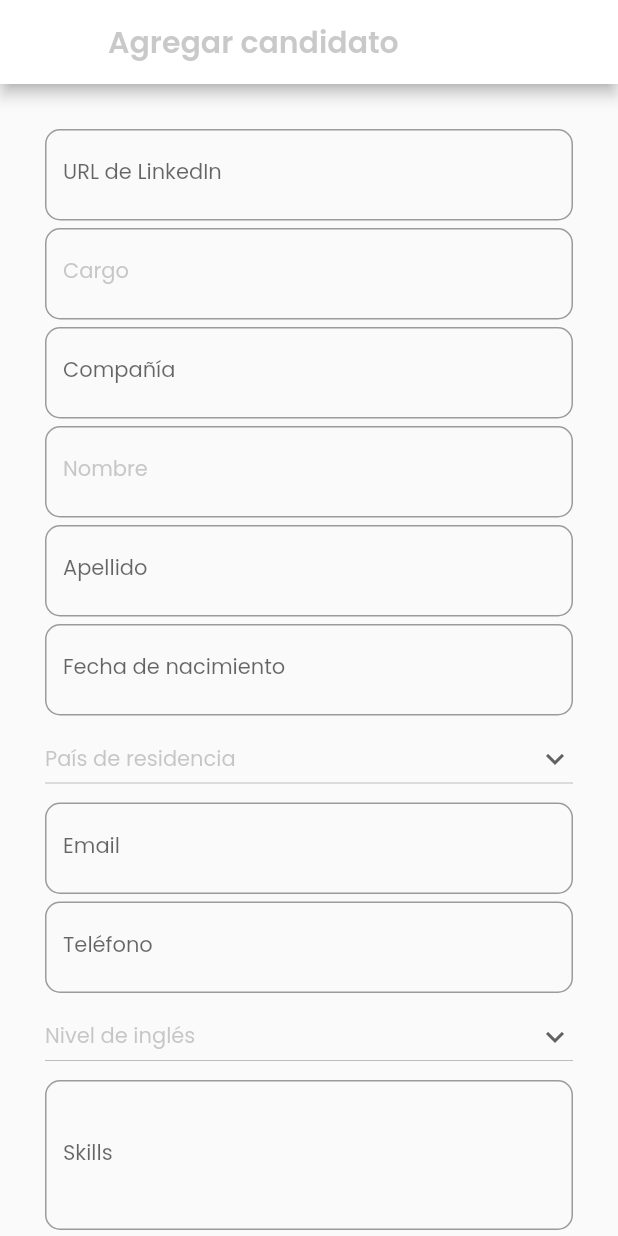
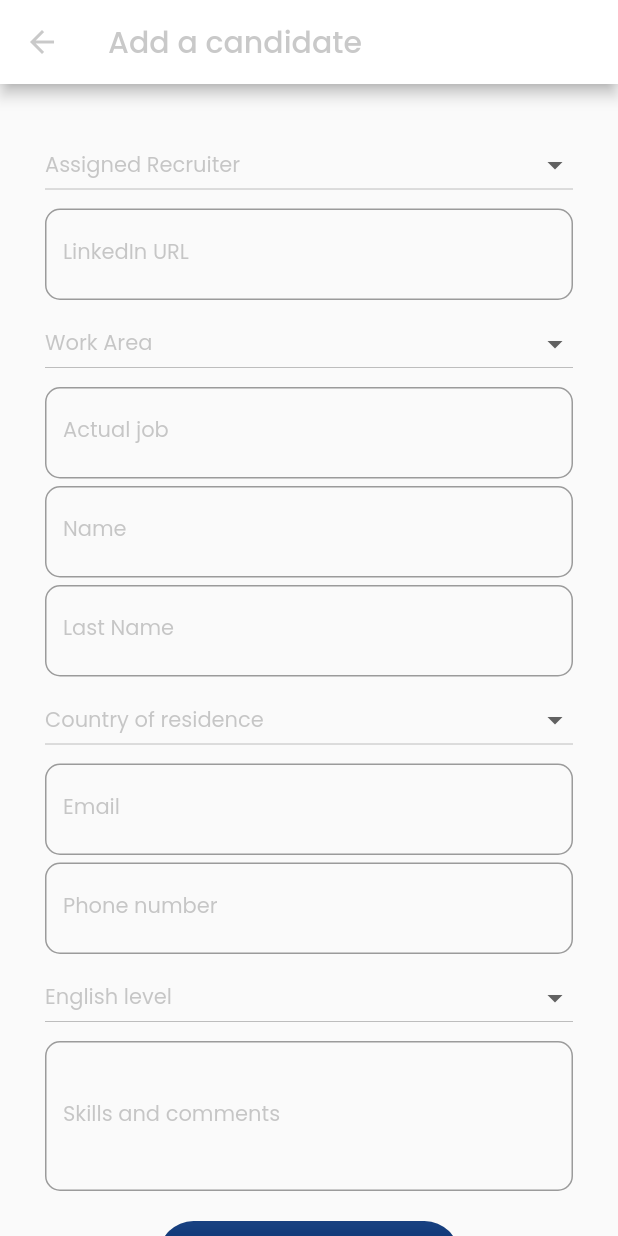
Before and after one commit to golomanos/RRHHassistant, a Flutter app: the AddCandidatePage screen opened by its route, on a phone screen of 412 x 824 dp. Run offline on Flutter 3.47's test engine with Material 2 defaults, Android fonts, the phone set to English and light mode, and no system bars; our stand-ins replace google_fonts, sqflite; accounts and stored records are empty.

Commit message:
formulario de creacion de candidto completo

```diff
--- a/lib/src/pages/add_candidate.dart
+++ b/lib/src/pages/add_candidate.dart
@@ -1,5 +1,7 @@
 import 'package:flutter/material.dart';
 import 'package:google_fonts/google_fonts.dart';
+import 'package:terathon2020/src/models/interviewed_model.dart';
+import 'package:terathon2020/src/providers/db_provider.dart';
 
 class AddCandidatePage extends StatefulWidget {
   //AddCandidatePage({Key key}) : super(key: key);
@@ -12,7 +14,8 @@ class _AddCandidatePageState extends State<AddCandidatePage> {
   String _name = '';
   String _lastname = '';
   String _email = '';
-  String _date = '';
+  String _recruiterOpt = null;
+  //String _date = '';
   String _selectedOption = null;
   String _countryOpt = null;
   String _linkedIn = '';
@@ -20,6 +23,7 @@ class _AddCandidatePageState extends State<AddCandidatePage> {
   String _phoneNumber = '';
   String _skills = '';
   String _jobPosition = '';
+  String _workOpt = null;
 
   final style = GoogleFonts.poppins(
       fontSize: 14.0, color: Color.fromARGB(100, 117, 117, 117));
@@ -27,22 +31,41 @@ class _AddCandidatePageState extends State<AddCandidatePage> {
   final header = GoogleFonts.poppins(
       fontSize: 20.0,
       color: Color.fromARGB(100, 117, 117, 117),
-      fontWeight: FontWeight.w600);
+      fontWeight: FontWeight.w500);
 
   final textStyle =
-      TextStyle(fontSize: 14.0, color: Color.fromRGBO(149, 149, 149, 0.5));
+      TextStyle(fontSize: 14.0, color: Color.fromARGB(100, 117, 117, 117));
 
-  TextEditingController _inputFieldDateController = new TextEditingController();
+  //TextEditingController _inputFieldDateController = new TextEditingController();
 
   List<String> _englishLevel = ['Básico', 'Intermedio', 'Avanzado', 'Nativo'];
   List<String> _residenceCountry = ['Venezuela', 'Colombia', 'México', 'EEUU'];
+  List<String> _assignedRecruiter = [
+    'Claudia Dos Santos',
+    'Yessnehidy Contreras',
+    'Edgard Rendón',
+    'Joaquin Molina',
+    'Omar Fariñez'
+  ];
+
+  List<String> _workArea = [
+    'Developer',
+    'QA Analyst',
+    'QA Automation'
+        'UX/UI Design',
+    'Human Resources',
+    'Project Management'
+  ];
   @override
   Widget build(BuildContext context) {
     return Scaffold(
       appBar: AppBar(
+        iconTheme: Theme.of(context)
+            .primaryIconTheme
+            .copyWith(color: Color.fromARGB(100, 117, 117, 117)),
         backgroundColor: Colors.white,
         title: Text(
-          'Agregar candidato',
+          'Add a candidate',
           style: header,
         ),
       ),
@@ -52,6 +75,8 @@ class _AddCandidatePageState extends State<AddCandidatePage> {
         children: [
           Column(
             children: [
+              _createRecruiter(),
+              SizedBox(height: 5.0),
               _linkedInUrl(),
               SizedBox(height: 5.0),
               _jobSeat(),
@@ -62,8 +87,8 @@ class _AddCandidatePageState extends State<AddCandidatePage> {
               SizedBox(height: 5.0),
               _createLastName(),
               SizedBox(height: 5.0),
-              _createDate(context),
-              SizedBox(height: 5.0),
+              //_createDate(context),
+              //SizedBox(height: 5.0),
               _country(),
               SizedBox(height: 5.0),
               _createEmail(),
@@ -73,12 +98,32 @@ class _AddCandidatePageState extends State<AddCandidatePage> {
               _englishLevelDropDown(),
               SizedBox(height: 5.0),
               _createSkills(),
-              SizedBox(height: 5.0),
+              SizedBox(height: 20.0),
               _submitButton()
             ],
           ),
         ],
       )),
+    );
+  }
+
+  _createRecruiter() {
+    return Container(
+      width: double.infinity,
+      child: DropdownButton(
+          isExpanded: true,
+          hint: Text(
+            'Assigned Recruiter',
+            style: style,
+          ),
+          icon: Icon(Icons.arrow_drop_down),
+          value: _recruiterOpt,
+          items: getDropDownOptions(_assignedRecruiter),
+          onChanged: (opt) {
+            setState(() {
+              _recruiterOpt = opt;
+            });
+          }),
     );
   }
 
@@ -92,8 +137,8 @@ class _AddCandidatePageState extends State<AddCandidatePage> {
           hintStyle: textStyle,
           labelStyle: textStyle,
           border: OutlineInputBorder(borderRadius: BorderRadius.circular(10.0)),
-          hintText: "Nombre",
-          labelText: 'Nombre'),
+          hintText: "Name",
+          labelText: 'Name'),
       onChanged: (value) {
         setState(() {
           _name = value;
@@ -110,8 +155,10 @@ class _AddCandidatePageState extends State<AddCandidatePage> {
       keyboardType: TextInputType.name,
       decoration: InputDecoration(
           border: OutlineInputBorder(borderRadius: BorderRadius.circular(10.0)),
-          hintText: "Apellido",
-          labelText: 'Apellido'),
+          hintStyle: textStyle,
+          labelStyle: textStyle,
+          hintText: "Last Name",
+          labelText: 'Last Name'),
       onChanged: (value) {
         setState(() {
           _lastname = value;
@@ -126,6 +173,8 @@ class _AddCandidatePageState extends State<AddCandidatePage> {
       keyboardType: TextInputType.emailAddress,
       decoration: InputDecoration(
           border: OutlineInputBorder(borderRadius: BorderRadius.circular(10.0)),
+          hintStyle: textStyle,
+          labelStyle: textStyle,
           hintText: 'Email',
           labelText: 'Email'),
       onChanged: (value) {
@@ -136,15 +185,17 @@ class _AddCandidatePageState extends State<AddCandidatePage> {
     );
   }
 
-  Widget _createDate(BuildContext context) {
+  /* Widget _createDate(BuildContext context) {
     return TextField(
       style: style,
       enableInteractiveSelection: false,
       controller: _inputFieldDateController,
       decoration: InputDecoration(
           border: OutlineInputBorder(borderRadius: BorderRadius.circular(10.0)),
-          hintText: 'Fecha de Nacimiento',
-          labelText: 'Fecha de nacimiento'),
+          hintStyle: textStyle,
+          labelStyle: textStyle,
+          hintText: 'Date of birth',
+          labelText: 'Date of birth'),
       onTap: () {
         FocusScope.of(context).requestFocus(new FocusNode());
         _selectDate(context);
@@ -164,7 +215,7 @@ class _AddCandidatePageState extends State<AddCandidatePage> {
         _inputFieldDateController.text = _date;
       });
     }
-  }
+  } */
 
   Widget _englishLevelDropDown() {
     return Container(
@@ -172,10 +223,10 @@ class _AddCandidatePageState extends State<AddCandidatePage> {
       child: DropdownButton(
           isExpanded: true,
           hint: Text(
-            'Nivel de inglés',
+            'English level',
             style: style,
           ),
-          icon: Icon(Icons.keyboard_arrow_down),
+          icon: Icon(Icons.arrow_drop_down),
           value: _selectedOption,
           items: getDropDownOptions(_englishLevel),
           onChanged: (opt) {
@@ -202,9 +253,11 @@ class _AddCandidatePageState extends State<AddCandidatePage> {
       style: style,
       keyboardType: TextInputType.url,
       decoration: InputDecoration(
+          hintStyle: textStyle,
+          labelStyle: textStyle,
           border: OutlineInputBorder(borderRadius: BorderRadius.circular(10.0)),
-          hintText: "URL de LinkedIn",
-          labelText: 'URL de LinkedIn'),
+          hintText: "LinkedIn URL",
+          labelText: 'LinkedIn URL'),
       onChanged: (value) {
         setState(() {
           _linkedIn = value;
@@ -219,10 +272,10 @@ class _AddCandidatePageState extends State<AddCandidatePage> {
       child: DropdownButton(
           isExpanded: true,
           hint: Text(
-            'País de residencia',
+            'Country of residence',
             style: style,
           ),
-          icon: Icon(Icons.keyboard_arrow_down),
+          icon: Icon(Icons.arrow_drop_down),
           value: _countryOpt,
           items: getDropDownOptions(_residenceCountry),
           onChanged: (opt) {
@@ -238,8 +291,10 @@ class _AddCandidatePageState extends State<AddCandidatePage> {
       style: style,
       decoration: InputDecoration(
         border: OutlineInputBorder(borderRadius: BorderRadius.circular(10.0)),
-        hintText: 'Compañía',
-        labelText: 'Compañía',
+        hintStyle: textStyle,
+        labelStyle: textStyle,
+        hintText: 'Actual job',
+        labelText: 'Actual job',
       ),
       onChanged: (value) {
         setState(() {
@@ -255,8 +310,10 @@ class _AddCandidatePageState extends State<AddCandidatePage> {
       keyboardType: TextInputType.phone,
       decoration: InputDecoration(
           border: OutlineInputBorder(borderRadius: BorderRadius.circular(10.0)),
-          hintText: 'Número telefónico',
-          labelText: 'Teléfono'),
+          hintStyle: textStyle,
+          labelStyle: textStyle,
+          hintText: 'Phone Number',
+          labelText: 'Phone number'),
       onChanged: (value) {
         setState(() {
           _phoneNumber = value;
@@ -271,8 +328,10 @@ class _AddCandidatePageState extends State<AddCandidatePage> {
       maxLines: 3,
       decoration: InputDecoration(
           border: OutlineInputBorder(borderRadius: BorderRadius.circular(10.0)),
-          hintText: "Set de Skills del candidato",
-          labelText: 'Skills'),
+          hintStyle: textStyle,
+          labelStyle: textStyle,
+          hintText: "Skills and comments",
+          labelText: 'Skills and comments'),
       onChanged: (value) {
         setState(() {
           _skills = value;
@@ -282,33 +341,52 @@ class _AddCandidatePageState extends State<AddCandidatePage> {
   }
 
   Widget _jobSeat() {
-    return TextField(
-      style: style,
-      textCapitalization: TextCapitalization.sentences,
-      decoration: InputDecoration(
-          hintStyle: textStyle,
-          labelStyle: textStyle,
-          border: OutlineInputBorder(borderRadius: BorderRadius.circular(10.0)),
-          hintText: "Cargo al que Aspira",
-          labelText: 'Cargo'),
-      onChanged: (value) {
-        setState(() {
-          _jobPosition = value;
-        });
-      },
+    return Container(
+      width: double.infinity,
+      child: DropdownButton(
+          isExpanded: true,
+          hint: Text(
+            'Work Area',
+            style: style,
+          ),
+          icon: Icon(Icons.arrow_drop_down),
+          value: _workOpt,
+          items: getDropDownOptions(_workArea),
+          onChanged: (opt) {
+            setState(() {
+              _workOpt = opt;
+            });
+          }),
     );
   }
 
   Widget _submitButton() {
     return ClipRRect(
-      borderRadius: BorderRadius.circular(10.0),
+      borderRadius: BorderRadius.circular(25.0),
       child: Container(
         width: 200.0,
         height: 46.0,
         child: RaisedButton(
           textColor: Colors.white,
-          onPressed: () {},
-          color: Color.fromRGBO(0, 45, 116, 0.7),
+          onPressed: () {
+            final interviewed = new Interviewed(
+              rrhhInterviewer: _recruiterOpt,
+              linkedinUrl: _linkedIn,
+              area: _workOpt,
+              company: _actualCompany,
+              firstName: _name,
+              lastName: _lastname,
+              country: _countryOpt,
+              email: _email,
+              phone: _phoneNumber,
+              englishLevel: _selectedOption,
+              skills: _skills,
+            );
+
+            DBProvider.db.newInterviewed(interviewed);
+            Navigator.pushNamed(context, '/');
+          },
+          color: Color.fromRGBO(0, 45, 116, 0.9),
           child: Text(
             'ADD CANDIDATE',
             style: GoogleFonts.poppins(fontSize: 14.0, color: Colors.white),
```
